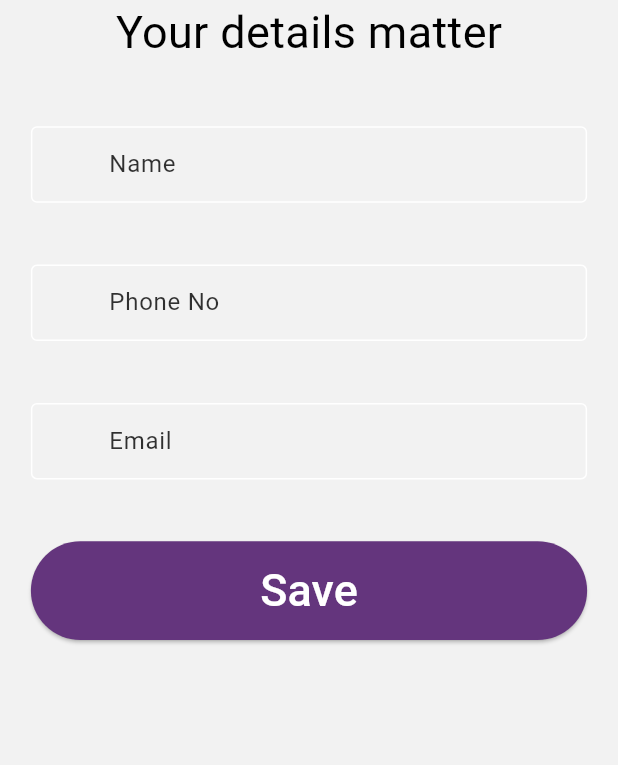
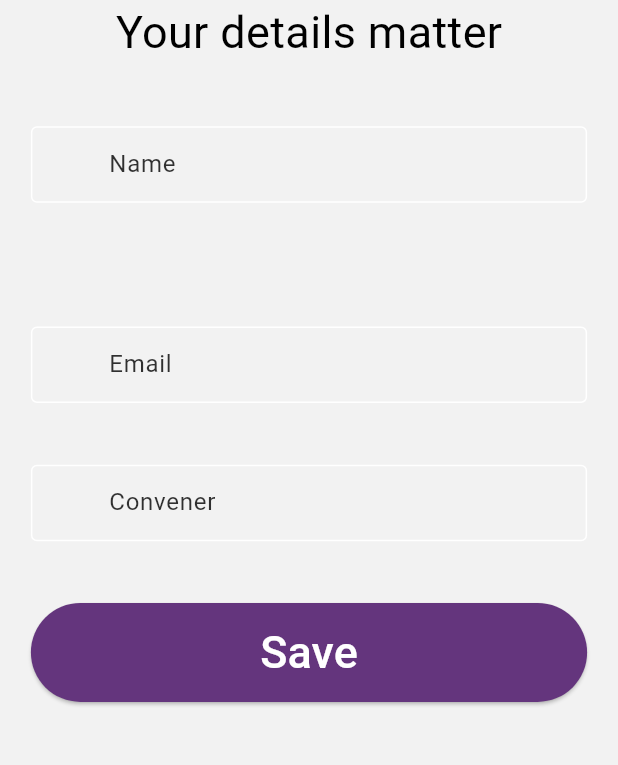
Before and after one commit to RohitBB3010/HackHive_CampusSync, a Flutter app: the CommitteeMandatoryFields screen opened directly, after a tap on "Save", on a phone screen of 412 x 824 dp, the part 84-849 px from its top. Run offline on Flutter 3.47's test engine with Material 3 defaults, Android fonts, the phone set to English and light mode, and no system bars; drawn by our look-alikes of auto_size_text; our stand-ins replace bloc, cloud_firestore, copy_with_extension, dropdown_button2, firebase_auth, firebase_core and 4 more; missing offline and left inert: dart:ffi; accounts and stored records are empty; network calls fail; Roboto replaces fonts that are missing (Euclid).

Commit message:
Added committee mandatory fields form

```diff
--- a/lib/authority/login/authority_mandatory_fields.dart
+++ b/lib/authority/login/authority_mandatory_fields.dart
@@ -107,8 +107,7 @@ class AuthorityMandatoryFields extends StatelessWidget {
                               SizedBox(
                                 width: MediaQuery.of(context).size.width * 0.9,
                                 child: CustomTextField(
-                                  labelText: 'Phone No',
-                                  prefixText: '+91',
+                                  labelText: 'Convener',
                                   onChanged: context
                                       .read<AuthorityMandatoryFieldsCubit>()
                                       .phoneChanged,
--- a/lib/committee/login/committee_mandatory_fields.dart
+++ b/lib/committee/login/committee_mandatory_fields.dart
@@ -15,14 +15,11 @@ class CommitteeMandatoryFields extends StatelessWidget {
 
   final _formkey = GlobalKey<FormState>();
   final nameController = TextEditingController();
-  final clinicPhoneController = TextEditingController();
+  final committeeController = TextEditingController();
   final emailController = TextEditingController();
 
   @override
   Widget build(BuildContext context) {
-    final screenSize = MediaQuery.of(context).size;
-    final screenWidth = screenSize.width;
-    final screenHeight = screenSize.height;
     return BlocProvider(
       create: (context) => CommitteeMandatoryFieldsCubit()
         ..fetchMandatoryFieldsData(context.read<AuthCubit>().uid)
@@ -59,7 +56,7 @@ class CommitteeMandatoryFields extends StatelessWidget {
                         .read<CommitteeMandatoryFieldsCubit>()
                         .initialDataRendered) {
                   nameController.text = state.name.value;
-                  clinicPhoneController.text = state.phone.value;
+
                   emailController.text = state.email.value;
                   context
                       .read<CommitteeMandatoryFieldsCubit>()
@@ -102,19 +99,6 @@ class CommitteeMandatoryFields extends StatelessWidget {
                                     MediaQuery.of(context).size.height * 0.05,
                               ),
                               SizedBox(
-                                width: MediaQuery.of(context).size.width * 0.9,
-                                child: CustomTextField(
-                                  labelText: 'Phone No',
-                                  prefixText: '+91',
-                                  onChanged: context
-                                      .read<CommitteeMandatoryFieldsCubit>()
-                                      .phoneChanged,
-                                  controller: clinicPhoneController,
-                                  errorText: state.phone.error,
-                                  enabled: !state.hasPhoneNo,
-                                ),
-                              ),
-                              SizedBox(
                                 height:
                                     MediaQuery.of(context).size.height * 0.05,
                               ),
@@ -128,6 +112,24 @@ class CommitteeMandatoryFields extends StatelessWidget {
                                   controller: emailController,
                                   errorText: state.email.error,
                                   enabled: !state.hasEmail,
+                                ),
+                              ),
+                              SizedBox(
+                                height:
+                                    MediaQuery.of(context).size.height * 0.05,
+                              ),
+                              SizedBox(
+                                width: MediaQuery.of(context).size.width * 0.9,
+                                child: CustomTextField(
+                                  labelText: 'Convener',
+                                  onChanged: context
+                                      .read<CommitteeMandatoryFieldsCubit>()
+                                      .conveverChanged,
+                                  controller: committeeController,
+                                  errorText: committeeController.text.isEmpty
+                                      ? 'Field cannot be empty'
+                                      : null,
+                                  enabled: !state.hasConvener,
                                 ),
                               ),
                               SizedBox(
--- a/lib/committee/login/cubits/check_committee_cubit.dart
+++ b/lib/committee/login/cubits/check_committee_cubit.dart
@@ -20,10 +20,10 @@ class CheckCommitteeCubit extends Cubit<CheckCommitteeState> {
           data[FBCommitteeConsts.fieldEmail] != null;
       final hasName = data.containsKey(FBCommitteeConsts.fieldName) &&
           data[FBCommitteeConsts.fieldName] != null;
-      final hasPhoneNo = data.containsKey(FBCommitteeConsts.fieldPhone) &&
-          data[FBCommitteeConsts.fieldPhone] != null;
+      final hasConvener = data.containsKey(FBCommitteeConsts.fieldConvener) &&
+          data[FBCommitteeConsts.fieldConvener] != null;
 
-      if (hasName && hasPhoneNo && hasEmail) {
+      if (hasName && hasConvener && hasEmail) {
         emitAllDataPresentState();
       } else {
         emit(CommitteeDataUnavailableState());
--- a/lib/committee/login/cubits/committee_mandatory_fields_cubit.dart
+++ b/lib/committee/login/cubits/committee_mandatory_fields_cubit.dart
@@ -1,11 +1,12 @@
+import 'dart:convert';
+import 'dart:ffi';
+
 import 'package:bloc/bloc.dart';
 import 'package:campus_sync/committee/login/forms/committee_mandatory_field_state.dart';
+import 'package:campus_sync/committee/login/models/committee.dart';
 import 'package:campus_sync/consts/fb_const.dart';
 import 'package:campus_sync/form_fields.dart';
-import 'package:campus_sync/student/login/forms/student_mandatory_field_state.dart';
 import 'package:cloud_firestore/cloud_firestore.dart';
-// import 'package:firebase_auth/firebase_auth.dart';
-import 'package:campus_sync/student/login/models/student.dart';
 
 class CommitteeMandatoryFieldsCubit
     extends Cubit<CommitteeMandatoryFieldState> {
@@ -19,15 +20,13 @@ class CommitteeMandatoryFieldsCubit
         .doc(userID)
         .get()
         .then((value) {
-      final user = Student.fromJson(value.data()!);
-
-      final formattedPhone = user.phone == '' ? '' : user.phone.substring(3);
+      final committee = Committee.fromJson(value.data()!);
 
       emit(
         state.copyWith(
-          name: RequiredTextInput.dirty(user.studentName),
-          email: Email.dirty(user.email),
-          phone: Phone.dirty(formattedPhone),
+          name: RequiredTextInput.dirty(committee.committeeName),
+          email: Email.dirty(committee.committeeEmail),
+          convener: RequiredTextInput.dirty(committee.committeeConvener),
           initialFieldsRendered: true,
         ),
       );
@@ -35,15 +34,16 @@ class CommitteeMandatoryFieldsCubit
   }
 
   void setUpdateMandatoryFields(String userID) {
-    final user = Student(
-      studentName: state.name.value,
-      phone: '+91${state.phone.value}',
-      email: state.email.value,
-    );
+    final committee = Committee(
+        committeeName: state.name.value,
+        committeeConvener: state.convener.value,
+        committeeEmail: state.email.value,
+        members: []);
+
     FirebaseFirestore.instance
         .collection(FBCommitteeConsts.collCommittee)
         .doc(userID)
-        .set(user.toJson(), SetOptions(merge: true))
+        .set(committee.toJson(), SetOptions(merge: true))
         .then((value) {
       emit(CommitteeDataFilledActionState());
     });
@@ -58,13 +58,11 @@ class CommitteeMandatoryFieldsCubit
     );
   }
 
-  void phoneChanged(String value) {
-    final clinicPhone = Phone.dirty(value);
-    emit(
-      state.copyWith(
-        phone: clinicPhone,
-      ),
-    );
+  void conveverChanged(String value) {
+    final convener = RequiredTextInput.dirty(value);
+    emit(state.copyWith(
+      convener: convener,
+    ));
   }
 
   void emailChanged(String value) {
@@ -87,8 +85,8 @@ class CommitteeMandatoryFieldsCubit
     final data = snapshot.data() as Map<String, dynamic>?;
     final hasEmail = data!.containsKey(FBCommitteeConsts.fieldEmail) &&
         data[FBCommitteeConsts.fieldEmail] != null;
-    final hasPhoneNo = data.containsKey(FBCommitteeConsts.fieldPhone) &&
-        data[FBCommitteeConsts.fieldPhone] != null;
+    final hasConvener = data.containsKey(FBCommitteeConsts.fieldConvener) &&
+        data[FBCommitteeConsts.fieldConvener] != null;
 
     final hasName = data.containsKey(FBCommitteeConsts.fieldName) &&
         data[FBCommitteeConsts.fieldName] != null;
@@ -96,7 +94,7 @@ class CommitteeMandatoryFieldsCubit
     emit(
       state.copyWith(
         hasEmail: hasEmail,
-        hasPhoneNo: hasPhoneNo,
+        hasConvener: hasConvener,
         hasName: hasName,
       ),
     );
--- a/lib/committee/login/forms/committee_mandatory_field_state.dart
+++ b/lib/committee/login/forms/committee_mandatory_field_state.dart
@@ -1,6 +1,6 @@
+import 'package:campus_sync/committee/login/states/check_state.dart';
 import 'package:campus_sync/form_fields.dart';
 import 'package:copy_with_extension/copy_with_extension.dart';
-import 'package:campus_sync/committee/login/states/check_state.dart';
 import 'package:formz/formz.dart';
 
 part 'committee_mandatory_field_state.g.dart';
@@ -9,30 +9,24 @@ part 'committee_mandatory_field_state.g.dart';
 class CommitteeMandatoryFieldState extends CheckCommitteeState with FormzMixin {
   CommitteeMandatoryFieldState({
     this.name = const RequiredTextInput.pure(),
+    this.convener = const RequiredTextInput.pure(),
     this.email = const Email.pure(),
-    this.phone = const Phone.pure(),
     this.initialFieldsRendered = false,
+    this.hasConvener = false,
     this.hasEmail = false,
-    this.hasPhoneNo = false,
     this.hasName = false,
-    this.role = const Role.pure(),
   });
 
   final RequiredTextInput name;
-  final Phone phone;
+  final RequiredTextInput convener;
   final Email email;
-  final Role role;
   final bool initialFieldsRendered;
   bool hasEmail;
-  bool hasPhoneNo;
   bool hasName;
+  bool hasConvener;
 
   @override
-  List<FormzInput> get inputs => [
-        name,
-        phone,
-        email,
-      ];
+  List<FormzInput> get inputs => [name, email, convener];
 }
 
 class CommitteeDataFilledActionState extends CommitteeMandatoryFieldState {}
--- a/lib/committee/login/models/committee.dart
+++ b/lib/committee/login/models/committee.dart
@@ -9,8 +9,6 @@ class Committee {
     required this.committeeName,
     required this.committeeConvener,
     required this.committeeEmail,
-    required this.filePath,
-    required this.imageUrl,
     required this.members,
   });
 
@@ -20,8 +18,6 @@ class Committee {
   final String committeeName;
   final String committeeConvener;
   final String committeeEmail;
-  final String filePath;
-  final String imageUrl;
   final List<Student> members;
 
   Map<String, dynamic> toJson() => _$CommitteeToJson(this);
--- a/lib/consts/fb_const.dart
+++ b/lib/consts/fb_const.dart
@@ -20,7 +20,7 @@ class FBAuthorityConsts {
 class FBCommitteeConsts {
   static const collCommittee = 'Committee';
   static const fieldEmail = 'email';
-  static const fieldPhone = 'phone';
+  static const fieldConvener = 'convener';
   static const fieldImageUrl = 'imageUrl';
   static const fieldDownloadPath = 'filePath';
   static const fieldName = 'name';
--- a/lib/form_fields.dart
+++ b/lib/form_fields.dart
@@ -17,6 +17,16 @@ class TextListInput extends FormzInput<List<String>, String> {
   @override
   String? validator(List<String> value) {
     return value.isNotEmpty == true ? null : 'This field is required';
+  }
+}
+
+class randomField extends FormzInput<String, String> {
+  const randomField.pure() : super.pure('');
+  const randomField.dirt([super.value = '']) : super.dirty();
+
+  @override
+  String? validator(String value) {
+    return null;
   }
 }
 
```
Also changed, not shown: lib/committee/login/forms/committee_mandatory_field_state.g.dart, lib/committee/login/models/committee.g.dart.
